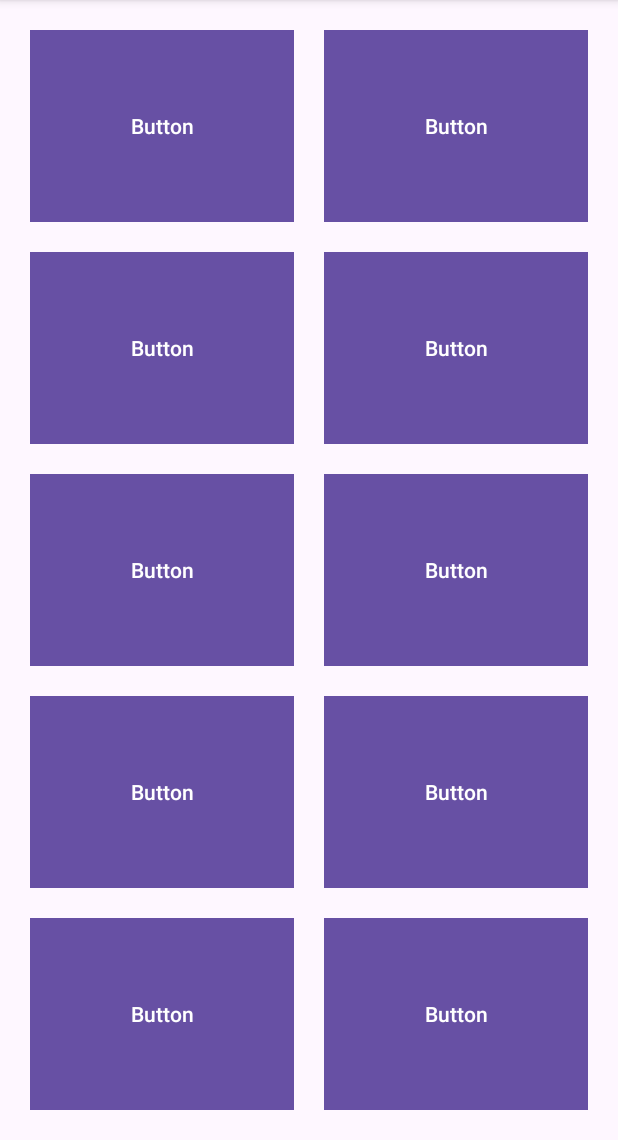
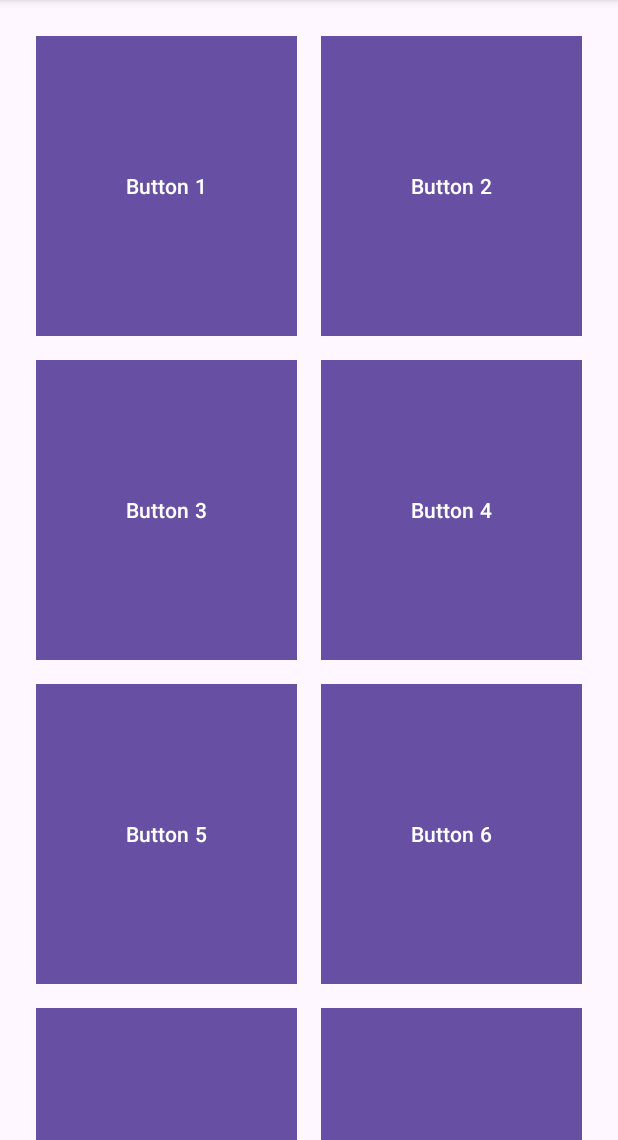
Before and after one commit to marufkhan09/layoutApp, an Android app: the screen it shows after launch (MainActivity), on a phone screen of 412 x 824 dp, the part 96-1236 px from its top. Run offline under Robolectric (Android 15) with nearby library versions, the phone set to English and light mode, and no system bars.

Commit message:
scroll view added

```diff
--- a/app/src/main/res/layout/activity_main.xml
+++ b/app/src/main/res/layout/activity_main.xml
@@ -1,130 +1,133 @@
 <?xml version="1.0" encoding="utf-8"?>
-<androidx.constraintlayout.widget.ConstraintLayout xmlns:android="http://schemas.android.com/apk/res/android"
+<androidx.core.widget.NestedScrollView xmlns:android="http://schemas.android.com/apk/res/android"
     xmlns:app="http://schemas.android.com/apk/res-auto"
     xmlns:tools="http://schemas.android.com/tools"
     android:layout_width="match_parent"
-    android:layout_marginTop="?attr/actionBarSize"
     android:layout_height="match_parent"
-    >
+    android:fitsSystemWindows="true"
+    tools:context=".MainActivity">
 
-
+    <!-- GridLayout to organize buttons in columns and rows -->
 <androidx.gridlayout.widget.GridLayout
 android:layout_width="match_parent"
-        android:layout_height="match_parent"
-        app:columnCount="2"
-        app:rowCount="5"
-        android:layout_margin="10dp">
+android:layout_height="wrap_content"
+android:layout_margin="16dp"
+app:columnCount="2">
 
+    <!-- Button 1 -->
 <Button
-            android:layout_width="wrap_content"
-            android:layout_height="wrap_content"
-            android:layout_margin="10dp"
+android:layout_width="0dp"
+    android:layout_height="200dp"
+    android:layout_margin="8dp"
     android:backgroundTint="#F44336"
     android:background="@drawable/button_background"
-            android:text="Button"
+    android:text="Button 1"
     app:layout_columnWeight="1"
-            app:layout_gravity="fill"
-
     app:layout_rowWeight="1" />
 
+    <!-- Button 2 -->
 <Button
-            android:layout_width="wrap_content"
-            android:layout_height="wrap_content"
-            android:layout_margin="10dp"
+android:layout_width="0dp"
+android:layout_height="200dp"
+android:layout_margin="8dp"
 android:backgroundTint="#009688"
-            android:text="Button"
+android:text="Button 2"
+app:layout_columnWeight="1"
+app:layout_rowWeight="1"
+android:background="@drawable/button_background" />
+
+    <!-- Button 3 -->
+<Button
+android:layout_width="0dp"
+android:layout_height="200dp"
+android:layout_margin="8dp"
+android:backgroundTint="#9C27B0"
+android:text="Button 3"
+android:background="@drawable/button_background"
+app:layout_columnWeight="1"
+app:layout_rowWeight="1" />
+
+    <!-- Button 4 -->
+<Button
+android:layout_width="0dp"
+android:layout_height="200dp"
+android:layout_margin="8dp"
+android:backgroundTint="#FFEB3B"
+android:text="Button 4"
+android:background="@drawable/button_background"
+app:layout_columnWeight="1"
+app:layout_rowWeight="1" />
+
+    <!-- Button 5 -->
+<Button
+android:layout_width="0dp"
+android:layout_height="200dp"
+android:layout_margin="8dp"
+android:backgroundTint="#03A9F4"
+android:text="Button 5"
+android:background="@drawable/button_background"
+app:layout_columnWeight="1"
+app:layout_rowWeight="1" />
+
+    <!-- Button 6 -->
+<Button
+android:layout_width="0dp"
+android:layout_height="200dp"
+android:layout_margin="8dp"
+android:backgroundTint="#8BC34A"
+android:text="Button 6"
 app:layout_columnWeight="1"
 app:layout_gravity="fill"
 android:background="@drawable/button_background"
 app:layout_rowWeight="1" />
 
+    <!-- Button 7 -->
 <Button
-            android:layout_width="wrap_content"
-            android:layout_height="wrap_content"
-            android:layout_margin="10dp"
-            android:backgroundTint="#9C27B0"
-            android:text="Button"
+android:layout_width="0dp"
+android:layout_height="200dp"
+android:layout_margin="8dp"
+android:backgroundTint="#E91E63"
+android:background="@drawable/button_background"
+android:text="Button 7"
+app:layout_columnWeight="1"
+app:layout_gravity="fill"
+app:layout_rowWeight="1" />
+
+    <!-- Button 8 -->
+<Button
+android:layout_width="0dp"
+android:layout_height="200dp"
+android:layout_margin="8dp"
+android:backgroundTint="#3F51B5"
+android:background="@drawable/button_background"
+android:text="Button 8"
+app:layout_columnWeight="1"
+app:layout_gravity="fill"
+app:layout_rowWeight="1" />
+
+    <!-- Button 9 -->
+<Button
+android:layout_width="0dp"
+android:layout_height="200dp"
+android:layout_margin="8dp"
+android:backgroundTint="#FFECB3"
+android:text="Button 9"
 android:background="@drawable/button_background"
 app:layout_columnWeight="1"
 app:layout_gravity="fill"
 app:layout_rowWeight="1" />
 
+    <!-- Button 10 -->
 <Button
-            android:layout_width="wrap_content"
-            android:layout_height="wrap_content"
-            android:layout_margin="10dp"
-            android:backgroundTint="#FFEB3B"
-            android:text="Button"
+android:layout_width="0dp"
+android:layout_height="200dp"
+android:layout_margin="8dp"
+android:backgroundTint="#C62828"
+android:text="Button 10"
 android:background="@drawable/button_background"
 app:layout_columnWeight="1"
 app:layout_gravity="fill"
 app:layout_rowWeight="1" />
+    </androidx.gridlayout.widget.GridLayout>
 
-        <Button
-            android:layout_width="wrap_content"
-            android:layout_height="wrap_content"
-            android:layout_margin="10dp"
-            android:backgroundTint="#03A9F4"
-            android:text="Button"
-            android:background="@drawable/button_background"
-            app:layout_columnWeight="1"
-            app:layout_gravity="fill"
-            app:layout_rowWeight="1" />
-
-        <Button
-            android:layout_width="wrap_content"
-            android:layout_height="wrap_content"
-            android:layout_margin="10dp"
-            android:backgroundTint="#8BC34A"
-            android:text="Button"
-            app:layout_columnWeight="1"
-            app:layout_gravity="fill"
-            android:background="@drawable/button_background"
-            app:layout_rowWeight="1" />
-
-        <Button
-            android:layout_width="wrap_content"
-            android:layout_height="wrap_content"
-            android:layout_margin="10dp"
-            android:backgroundTint="#E91E63"
-            android:background="@drawable/button_background"
-            android:text="Button"
-            app:layout_columnWeight="1"
-            app:layout_gravity="fill"
-            app:layout_rowWeight="1" />
-
-        <Button
-            android:layout_width="wrap_content"
-            android:layout_height="wrap_content"
-            android:layout_margin="10dp"
-            android:backgroundTint="#3F51B5"
-            android:background="@drawable/button_background"
-            android:text="Button"
-
-            app:layout_columnWeight="1"
-            app:layout_gravity="fill"
-            app:layout_rowWeight="1" />
-
-        <Button
-            android:layout_width="wrap_content"
-            android:layout_height="wrap_content"
-            android:background="@drawable/button_background"
-            android:layout_margin="10dp"
-            android:backgroundTint="#FFECB3"
-            android:text="Button"
-            app:layout_columnWeight="1"
-            app:layout_gravity="fill"
-            app:layout_rowWeight="1" />
-
-        <Button
-            android:layout_width="wrap_content"
-            android:layout_height="wrap_content"
-            android:layout_margin="10dp"
-            android:background="@drawable/button_background"
-            android:backgroundTint="#C62828"
-            android:text="Button"
-            app:layout_columnWeight="1"
-            app:layout_gravity="fill"
-            app:layout_rowWeight="1" />
-    </androidx.gridlayout.widget.GridLayout>
-</androidx.constraintlayout.widget.ConstraintLayout>
+    </androidx.core.widget.NestedScrollView>
```
Lines whose indentation alone changed are shown as unchanged.
